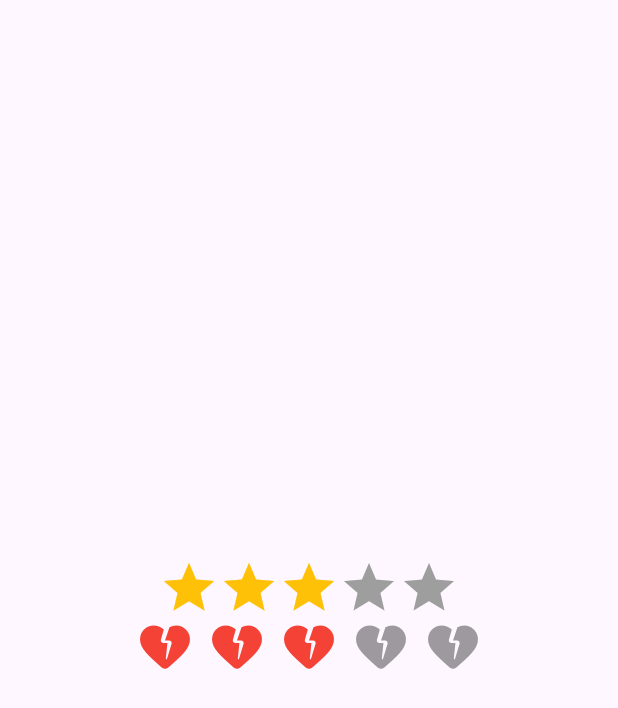
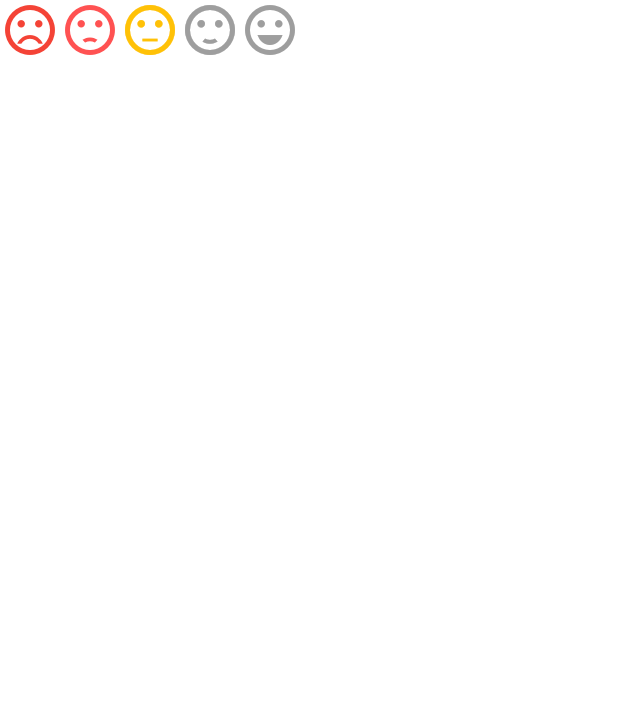
Before and after one commit to SamaritanoDev/practica-flutter, a Flutter app: the screen it shows after launch, on a phone screen of 412 x 824 dp. Shown: the top 708 px of the screen. Run offline on Flutter 3.47's test engine with Material 2 defaults, Android fonts, the phone set to English and light mode, and no system bars; drawn by our look-alikes of flutter_rating_bar; our stand-ins replace line_icons.

Commit message:
rating bar emojis

```diff
--- a/widgetoftheweek/lib/main.dart
+++ b/widgetoftheweek/lib/main.dart
@@ -17,7 +17,7 @@ class MyApp extends StatelessWidget {
         useMaterial3: true,
         primarySwatch: Colors.purple,
       ),
-      home: const RaBar(),
+      home: const RatingBarEmoji(),
     );
   }
 }
--- /dev/null
+++ b/widgetoftheweek/lib/widgets/rating_bar_emoji.dart
@@ -0,0 +1,46 @@
+import 'package:flutter/material.dart';
+import 'package:flutter_rating_bar/flutter_rating_bar.dart';
+
+class RatingBarEmoji extends StatelessWidget {
+  const RatingBarEmoji({super.key});
+
+  @override
+  Widget build(BuildContext context) {
+    return RatingBar.builder(
+        initialRating: 3,
+        itemCount: 5,
+        itemBuilder: (context, index) {
+          switch (index) {
+            case 0:
+              return const Icon(
+                Icons.sentiment_very_dissatisfied,
+                color: Colors.red,
+              );
+            case 1:
+              return const Icon(
+                Icons.sentiment_dissatisfied,
+                color: Colors.redAccent,
+              );
+            case 2:
+              return const Icon(
+                Icons.sentiment_neutral,
+                color: Colors.amber,
+              );
+            case 3:
+              return const Icon(
+                Icons.sentiment_satisfied,
+                color: Colors.lightGreen,
+              );
+            case 4:
+              return const Icon(
+                Icons.sentiment_very_satisfied,
+                color: Colors.green,
+              );
+          }
+        },
+        onRatingUpdate: (rating) {
+          print(rating);
+        }
+    );
+  }
+}
--- a/widgetoftheweek/lib/widgets/rating_bar_per.dart
+++ b/widgetoftheweek/lib/widgets/rating_bar_per.dart
@@ -7,6 +7,7 @@ class RaBar extends StatelessWidget {
   @override
   Widget build(BuildContext context) {
     return Scaffold(
+      backgroundColor: Colors.purpleAccent[100],
       body: Center(
         child: Column(
           mainAxisAlignment: MainAxisAlignment.center,
@@ -19,22 +20,25 @@ class RaBar extends StatelessWidget {
               ratingWidget: RatingWidget(
                   full: const Icon(
                     Icons.star,
-                    color: Colors.amber,
+                    color: Colors.cyanAccent,
                   ),
                   half: const Icon(
                     Icons.star,
-                    color: Colors.amber,
+                    color: Colors.cyan,
                   ),
                   empty: const Icon(
                     Icons.star,
-                    color: Colors.grey,
+                    color: Colors.white,
                   )),
               onRatingUpdate: (rating) {
                 print(rating);
               },
             ),
+            const SizedBox(
+              height: 5,
+            ),
             RatingBar.builder(
-              glow: false,
+              glow: true,
               initialRating: 3,
               minRating: 1,
               direction: Axis.horizontal,
@@ -43,7 +47,7 @@ class RaBar extends StatelessWidget {
               itemPadding: const EdgeInsets.symmetric(horizontal: 4.0),
               itemBuilder: (context, _) => const Icon(
                 Icons.heart_broken_rounded,
-                color: Colors.red,
+                color: Colors.pink,
               ),
               onRatingUpdate: (rating) {
                 print(rating);
--- a/widgetoftheweek/lib/widgets/widgets.dart
+++ b/widgetoftheweek/lib/widgets/widgets.dart
@@ -1 +1,2 @@
 export 'package:widgetoftheweek/widgets/rating_bar_per.dart';
+export 'package:widgetoftheweek/widgets/rating_bar_emoji.dart';
--- a/widgetoftheweek/pubspec.yaml
+++ b/widgetoftheweek/pubspec.yaml
@@ -36,6 +36,7 @@ dependencies:
   # Use with the CupertinoIcons class for iOS style icons.
   cupertino_icons: ^1.0.2
   flutter_rating_bar: ^4.0.1
+  flutter_emoji: ^2.4.0
 
 dev_dependencies:
   flutter_test:
```
Also changed, not shown: widgetoftheweek/pubspec.lock.
